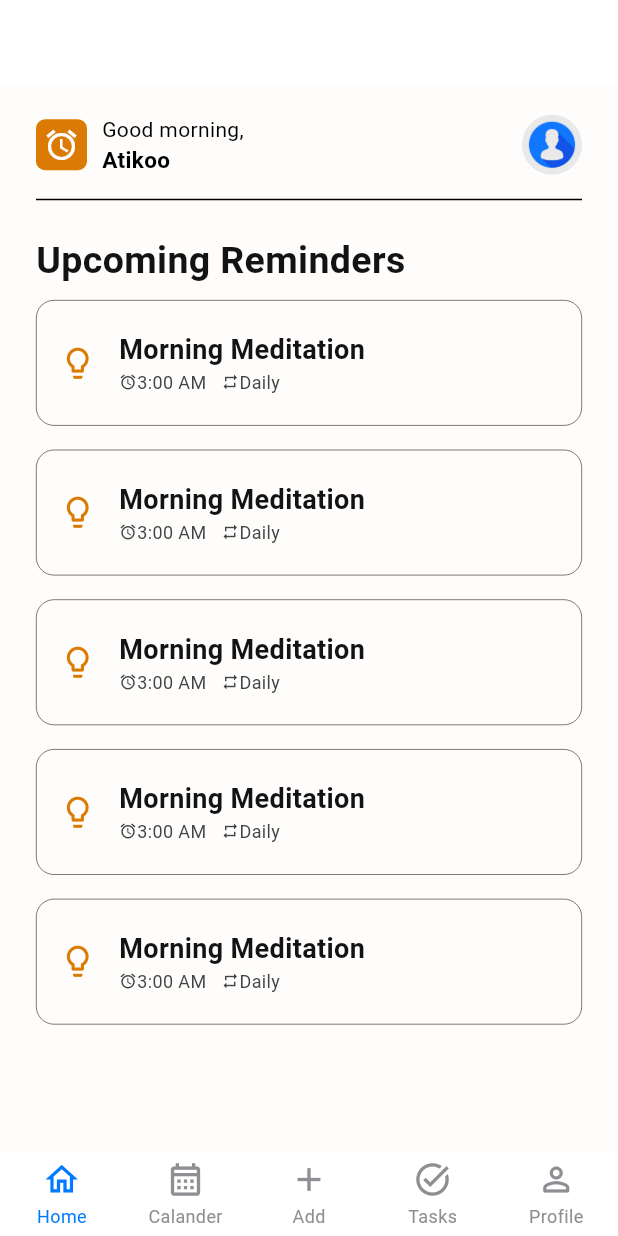
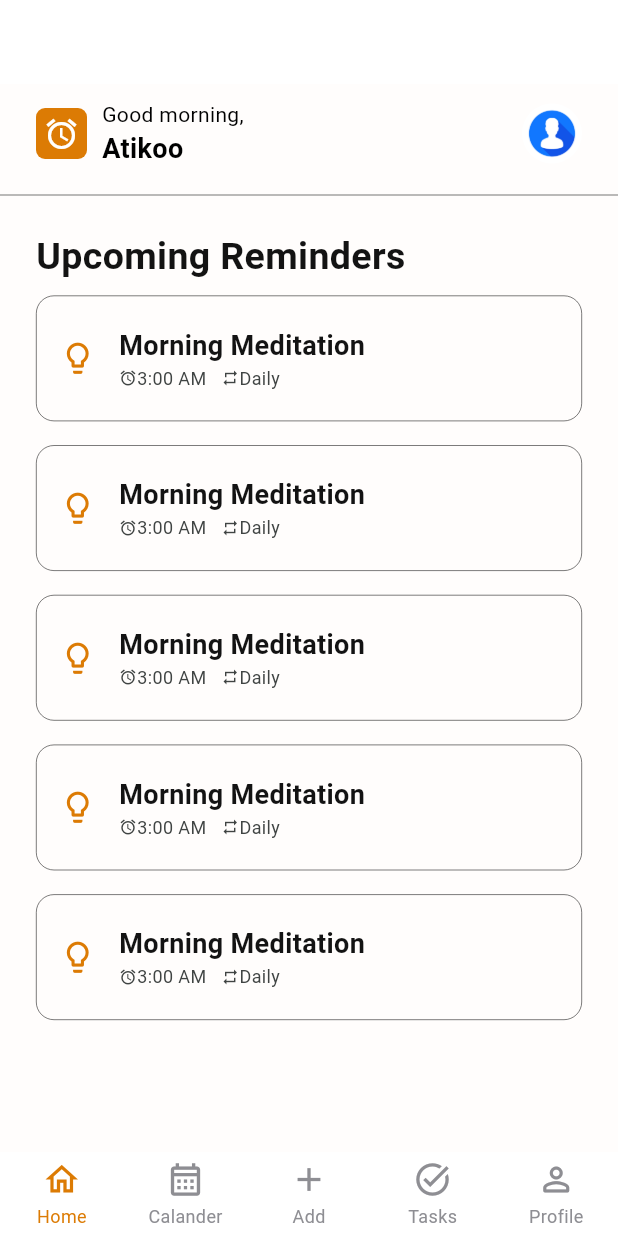
Before and after one commit to atikoo67/RealMinder-app, a Flutter app: the screen it shows after launch, on a phone screen of 412 x 824 dp. Run offline on Flutter 3.47's test engine with Material 3 defaults, Android fonts, the phone set to English and light mode, and no system bars; drawn by our look-alikes of persistent_bottom_nav_bar_v2; our stand-ins replace flutter_onboarding_slider, group_button.

Commit message:
updated version with some features v1

```diff
--- a/lib/core/theme/theme.dart
+++ b/lib/core/theme/theme.dart
@@ -18,7 +18,7 @@ ThemeData theme = ThemeData(
   ),
   colorScheme: ColorScheme.light(
     primary: const Color.fromARGB(255, 220, 123, 4),
-    secondary: Color.fromRGBO(233, 233, 233, 1),
+    secondary: Color.fromRGBO(255, 255, 255, 1),
     tertiary: Color.fromRGBO(64, 68, 67, 1.0),
     outline: Color.fromRGBO(0, 136, 204, 1.0),
     error: Color.fromRGBO(255, 0, 0, 1.0),
--- a/lib/presentation/pages/homepage.dart
+++ b/lib/presentation/pages/homepage.dart
@@ -15,12 +15,10 @@ class _HomePageState extends State<HomePage> {
     return SafeArea(
       child: Scaffold(
         appBar: AppBar(),
-        body: Padding(
-          padding: const EdgeInsets.symmetric(horizontal: 24),
-          child: Column(
+        body: Column(
           children: [
             Padding(
-                padding: const EdgeInsets.only(top: 20, bottom: 8),
+              padding: const EdgeInsets.symmetric(horizontal: 24, vertical: 10),
               child: Row(
                 mainAxisAlignment: MainAxisAlignment.spaceBetween,
                 children: [
@@ -42,7 +40,7 @@ class _HomePageState extends State<HomePage> {
                           Text(
                             "Atikoo",
                             style: TextStyle(
-                                fontSize: 15,
+                              fontSize: 18,
                               fontWeight: FontWeight.bold,
                             ),
                           ),
@@ -57,10 +55,13 @@ class _HomePageState extends State<HomePage> {
                 ],
               ),
             ),
-              Divider(),
+            Divider(thickness: 0.36),
             Expanded(
               child: Padding(
-                  padding: EdgeInsets.symmetric(vertical: 15),
+                padding: const EdgeInsets.symmetric(
+                  horizontal: 24,
+                  vertical: 15,
+                ),
                 child: Column(
                   crossAxisAlignment: CrossAxisAlignment.start,
                   children: [
@@ -81,7 +82,6 @@ class _HomePageState extends State<HomePage> {
           ],
         ),
       ),
-      ),
     );
   }
 }
--- a/lib/presentation/pages/mainpage.dart
+++ b/lib/presentation/pages/mainpage.dart
@@ -1,5 +1,7 @@
 import 'package:flutter/material.dart';
 import 'package:persistent_bottom_nav_bar_v2/persistent_bottom_nav_bar_v2.dart';
+import 'package:realminder/core/theme/theme.dart';
+import 'package:realminder/presentation/pages/achivementprompt.dart';
 import 'package:realminder/presentation/pages/createreminder.dart';
 import 'package:realminder/presentation/pages/homepage.dart';
 
@@ -13,28 +15,42 @@ class MainPage extends StatelessWidget {
         tabs: [
           PersistentTabConfig(
             screen: HomePage(),
-            item: ItemConfig(icon: Icon(Icons.home_outlined), title: "Home"),
+            item: ItemConfig(
+              icon: Icon(Icons.home_outlined),
+              title: "Home",
+              activeForegroundColor: theme.colorScheme.primary,
+            ),
           ),
           PersistentTabConfig(
             screen: HomePage(),
             item: ItemConfig(
+              activeForegroundColor: theme.colorScheme.primary,
               icon: Icon(Icons.calendar_month_outlined),
               title: "Calander",
             ),
           ),
           PersistentTabConfig(
             screen: CreateReminder(),
-            item: ItemConfig(icon: Icon(Icons.add), title: "Add"),
+            item: ItemConfig(
+              icon: Icon(Icons.add),
+              title: "Add",
+              activeForegroundColor: theme.colorScheme.primary,
+            ),
           ),
           PersistentTabConfig(
-            screen: HomePage(),
-            item: ItemConfig(icon: Icon(Icons.task_alt), title: "Tasks"),
+            screen: AchievementPrompt(),
+            item: ItemConfig(
+              icon: Icon(Icons.task_alt),
+              title: "Tasks",
+              activeForegroundColor: theme.colorScheme.primary,
+            ),
           ),
           PersistentTabConfig(
             screen: HomePage(),
             item: ItemConfig(
               icon: Icon(Icons.person_outline_rounded),
               title: "Profile",
+              activeForegroundColor: theme.colorScheme.primary,
             ),
           ),
         ],
```
Also changed, not shown: lib/presentation/pages/reminderprompt.dart (deleted, +0 -10 lines), lib/presentation/widgets/mybutton.dart (added, +23 -0 lines). Lines whose indentation alone changed are shown as unchanged.
